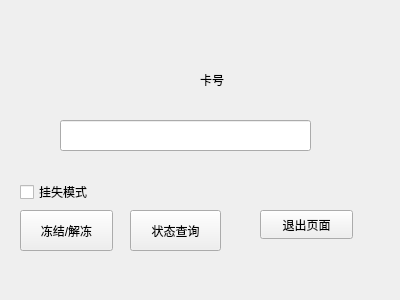
The window that freeze.ui (kagura114/NetCard) describes before a commit, drawn with Qt 5.
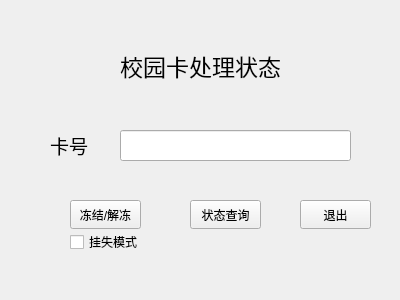
The same window after the commit.

Diff of the .ui file:
```diff
--- a/freeze.ui
+++ b/freeze.ui
@@ -16,10 +16,10 @@
   <widget class="QPushButton" name="query_state">
    <property name="geometry">
     <rect>
-     <x>130</x>
-     <y>210</y>
-     <width>91</width>
-     <height>41</height>
+     <x>190</x>
+     <y>200</y>
+     <width>71</width>
+     <height>29</height>
     </rect>
    </property>
    <property name="text">
@@ -29,9 +29,9 @@
   <widget class="QLineEdit" name="enter_id">
    <property name="geometry">
     <rect>
-     <x>60</x>
-     <y>120</y>
-     <width>251</width>
+     <x>120</x>
+     <y>130</y>
+     <width>231</width>
      <height>31</height>
     </rect>
    </property>
@@ -39,12 +39,17 @@
   <widget class="QLabel" name="label">
    <property name="geometry">
     <rect>
-     <x>200</x>
-     <y>70</y>
+     <x>50</x>
+     <y>130</y>
      <width>63</width>
-     <height>20</height>
+     <height>31</height>
     </rect>
    </property>
+   <property name="font">
+    <font>
+     <pointsize>14</pointsize>
+    </font>
+   </property>
    <property name="text">
     <string>卡号</string>
    </property>
@@ -52,23 +57,23 @@
   <widget class="QPushButton" name="exit_btn">
    <property name="geometry">
     <rect>
-     <x>260</x>
-     <y>210</y>
-     <width>93</width>
+     <x>300</x>
+     <y>200</y>
+     <width>71</width>
      <height>29</height>
     </rect>
    </property>
    <property name="text">
-    <string>退出页面</string>
+    <string>退出</string>
    </property>
   </widget>
   <widget class="QPushButton" name="change_mode">
    <property name="geometry">
     <rect>
-     <x>20</x>
-     <y>210</y>
-     <width>93</width>
-     <height>41</height>
+     <x>70</x>
+     <y>200</y>
+     <width>71</width>
+     <height>29</height>
     </rect>
    </property>
    <property name="text">
@@ -78,8 +83,8 @@
   <widget class="QCheckBox" name="need_admin_box">
    <property name="geometry">
     <rect>
-     <x>20</x>
-     <y>180</y>
+     <x>70</x>
+     <y>230</y>
      <width>88</width>
      <height>24</height>
     </rect>
@@ -88,6 +93,24 @@
     <string>挂失模式</string>
    </property>
   </widget>
+  <widget class="QLabel" name="label_2">
+   <property name="geometry">
+    <rect>
+     <x>120</x>
+     <y>50</y>
+     <width>161</width>
+     <height>31</height>
+    </rect>
+   </property>
+   <property name="font">
+    <font>
+     <pointsize>17</pointsize>
+    </font>
+   </property>
+   <property name="text">
+    <string>校园卡处理状态</string>
+   </property>
+  </widget>
  </widget>
  <resources/>
  <connections/>
```
